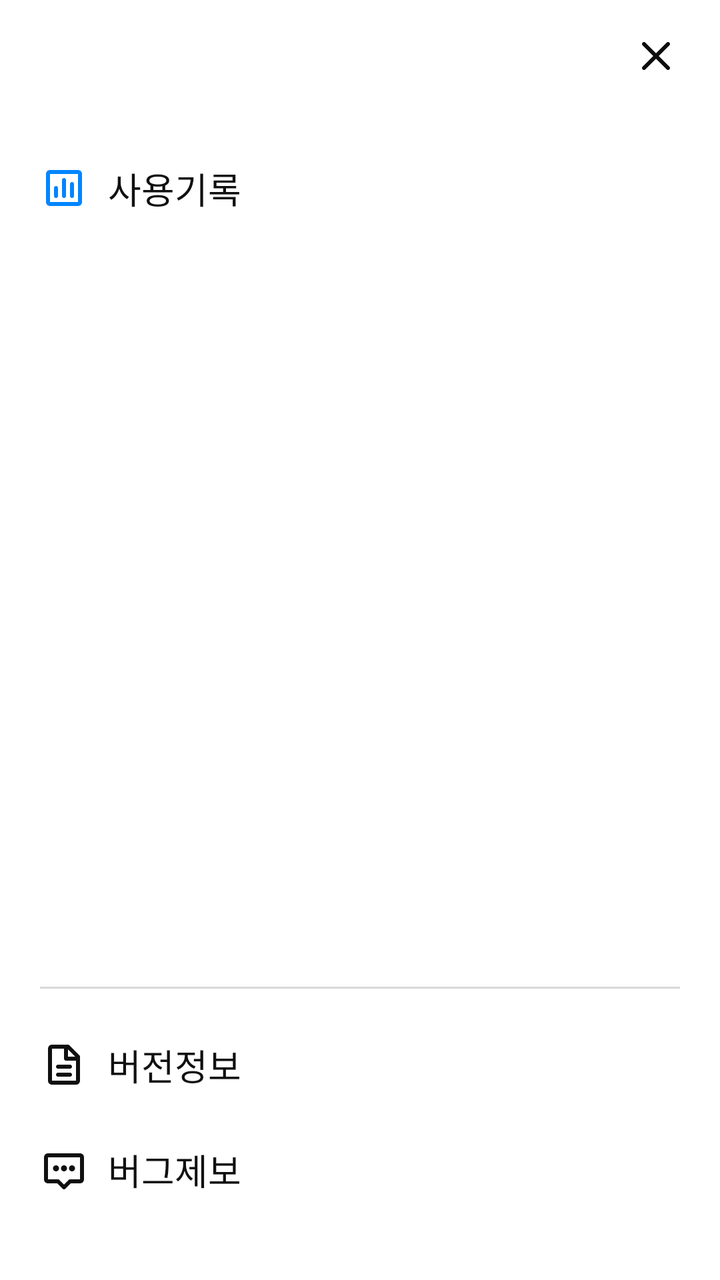
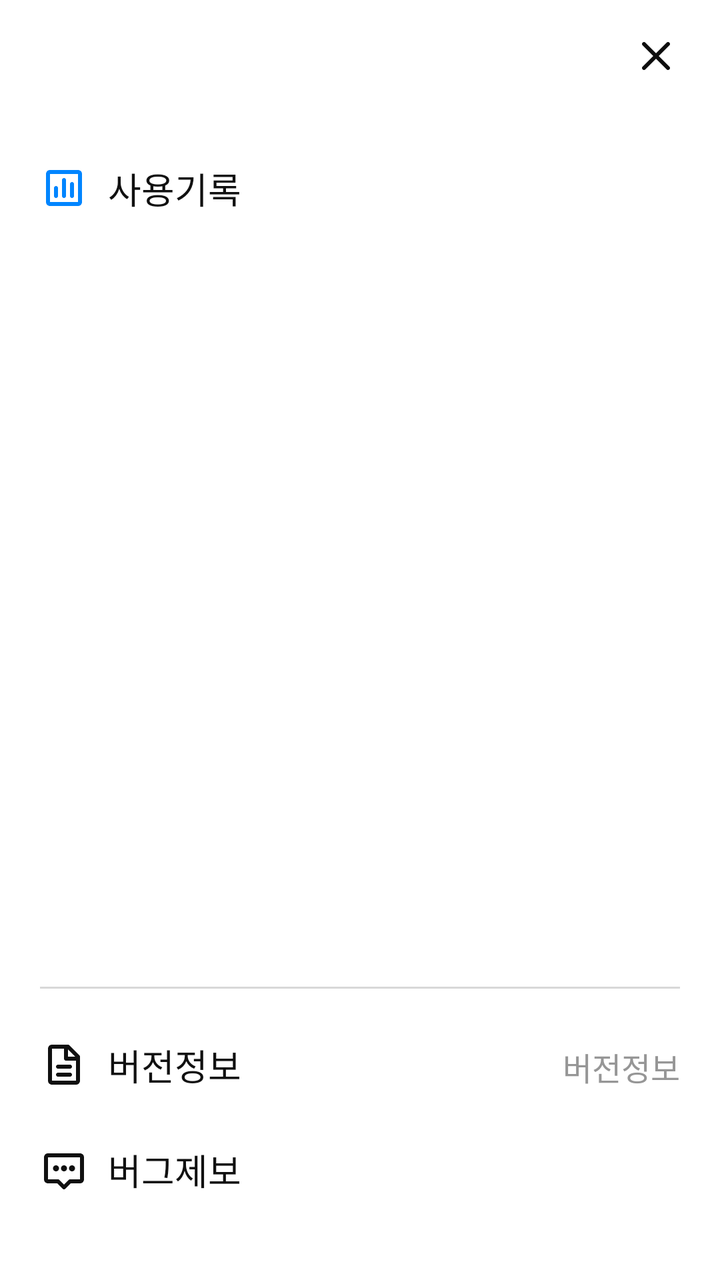

An Android layout rendered at two revisions. The XML below is the earlier revision; the diff shows what the commit changed to produce the second picture.
<!-- AndroidManifest.xml: application theme Theme.SmombieApp -->
<!-- res/layout/activity_menu_draw.xml -->
<?xml version="1.0" encoding="utf-8"?>
<LinearLayout xmlns:android="http://schemas.android.com/apk/res/android"
    android:layout_width="match_parent"
    android:layout_height="match_parent"
    android:orientation="vertical"
    android:paddingHorizontal="@dimen/dimen_20dp">

    <RelativeLayout
        android:layout_width="match_parent"
        android:layout_height="@dimen/dimen_56dp"
        android:gravity="end|center_vertical">

        <ImageView
            android:id="@+id/menu_btn_close"
            android:layout_width="wrap_content"
            android:layout_height="wrap_content"
            android:src="@drawable/btn_close" />
    </RelativeLayout>


    <TextView
        android:id="@+id/menu_tv_histroy"
        style="@style/Font_18_primaryBlack"
        android:layout_width="match_parent"
        android:layout_height="wrap_content"
        android:layout_marginTop="@dimen/dimen_25dp"
        android:drawableLeft="@drawable/img_chart"
        android:drawablePadding="@dimen/dimen_10dp"
        android:gravity="center_vertical"
        android:text="@string/menu_history" />

    <FrameLayout
        android:layout_width="match_parent"
        android:layout_height="0dp"
        android:layout_weight="1" />

    <ImageView
        android:layout_width="match_parent"
        android:layout_height="@dimen/dimen_01dp"
        android:background="@color/color_light_medium" />

    <LinearLayout
        android:id="@+id/menu_lay_version"
        android:layout_width="match_parent"
        android:layout_height="wrap_content"
        android:layout_marginTop="@dimen/dimen_13dp"
        android:gravity="center_horizontal"
        android:orientation="horizontal"
        android:paddingVertical="@dimen/dimen_12dp">

        <TextView
            style="@style/Font_18_primaryBlack"
            android:layout_width="0dp"
            android:layout_height="wrap_content"
            android:layout_weight="1"
            android:drawableLeft="@drawable/img_document"
            android:drawablePadding="@dimen/dimen_10dp"
            android:gravity="center_vertical"
            android:text="@string/menu_version" />

        <TextView
            android:id="@+id/menu_tv_version"
            style="@style/Font_16_medium"
            android:layout_width="wrap_content"
            android:layout_height="wrap_content"
            android:gravity="center_vertical"
            android:text="@string/menu_version"
            android:visibility="gone" />

    </LinearLayout>

    <TextView
        android:id="@+id/menu_tv_bug"
        style="@style/Font_18_primaryBlack"
        android:layout_width="match_parent"
        android:layout_height="wrap_content"
        android:layout_marginTop="@dimen/dimen_02dp"
        android:layout_marginBottom="@dimen/dimen_30dp"
        android:drawableLeft="@drawable/img_message"
        android:drawablePadding="@dimen/dimen_10dp"
        android:gravity="center_vertical"
        android:paddingVertical="@dimen/dimen_12dp"
        android:text="@string/menu_bug" />


</LinearLayout>
<!-- resources referenced by this layout -->
<resources>
  <color name="color_light_medium">#D8D8D8</color>
  <dimen name="dimen_01dp">1dp</dimen>
  <dimen name="dimen_02dp">2dp</dimen>
  <dimen name="dimen_10dp">10dp</dimen>
  <dimen name="dimen_12dp">12dp</dimen>
  <dimen name="dimen_13dp">13dp</dimen>
  <dimen name="dimen_20dp">20dp</dimen>
  <dimen name="dimen_25dp">25dp</dimen>
  <dimen name="dimen_30dp">30dp</dimen>
  <dimen name="dimen_56dp">56dp</dimen>
  <!-- drawable btn_close: png bitmap (drawable-hdpi, 273 bytes) -->
  <!-- drawable img_chart: png bitmap (drawable-hdpi, 279 bytes) -->
  <!-- drawable img_document: png bitmap (drawable-hdpi, 282 bytes) -->
  <!-- drawable img_message: png bitmap (drawable-hdpi, 315 bytes) -->
  <string name="menu_bug">버그제보</string>
  <string name="menu_history">사용기록</string>
  <string name="menu_version">버전정보</string>
  <style name="Font_16_medium">
          <item name="android:textColor">@color/color_medium</item>
          <item name="android:textSize">@dimen/dimen_16dp</item>
          <item name="android:includeFontPadding">false</item>
      </style>
  <style name="Font_18_primaryBlack">
          <item name="android:textColor">@color/color_primary_black</item>
          <item name="android:textSize">@dimen/dimen_18dp</item>
          <item name="android:includeFontPadding">false</item>
      </style>
  <style name="Theme.SmombieApp" parent="Theme.MaterialComponents.Light.NoActionBar">
          
          <item name="colorPrimary">@color/color_primary_blue</item>
          <item name="colorPrimaryVariant">@color/purple_700</item>
          <item name="colorOnPrimary">@color/white</item>
          
          <item name="colorSecondary">@color/teal_200</item>
          <item name="colorSecondaryVariant">@color/teal_700</item>
          <item name="colorOnSecondary">@color/black</item>
          
          <item name="android:statusBarColor" tools:targetApi="l">@color/color_primary_white</item>
          <item name="android:windowLightStatusBar">true</item>
          
  
          
          <item name="android:windowBackground">@color/white</item>
      </style>
  <color name="color_medium">#969696</color>
  <dimen name="dimen_16dp">16dp</dimen>
  <color name="color_primary_black">#101010</color>
  <dimen name="dimen_18dp">18dp</dimen>
  <color name="color_primary_blue">#0085FF</color>
  <color name="purple_700">#FF3700B3</color>
  <color name="white">#FFFFFFFF</color>
  <color name="teal_200">#3CB5F8</color>
  <color name="teal_700">#FF018786</color>
  <color name="black">#FF000000</color>
  <color name="color_primary_white">#FFFFFF</color>
</resources>

<!-- the commit's change to res/layout/activity_menu_draw.xml (unified diff, before → after) -->
@@ -64,8 +64,7 @@
             android:layout_width="wrap_content"
             android:layout_height="wrap_content"
             android:gravity="center_vertical"
-            android:text="@string/menu_version"
-            android:visibility="gone" />
+            android:text="@string/menu_version"/>
 
     </LinearLayout>
 
